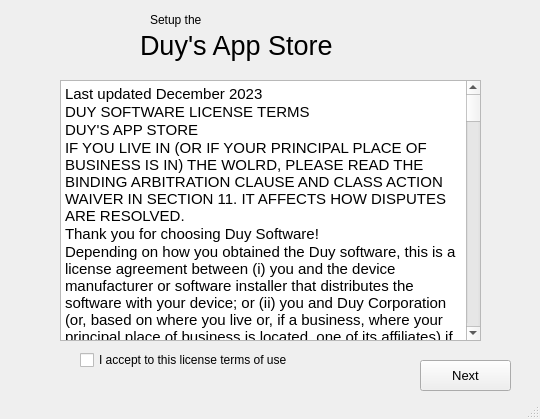
Old version of the form PTI/SPCK/GUI/Setup2.ui in the repository GreenSystemDuy08/TL-C4K-PTI01.
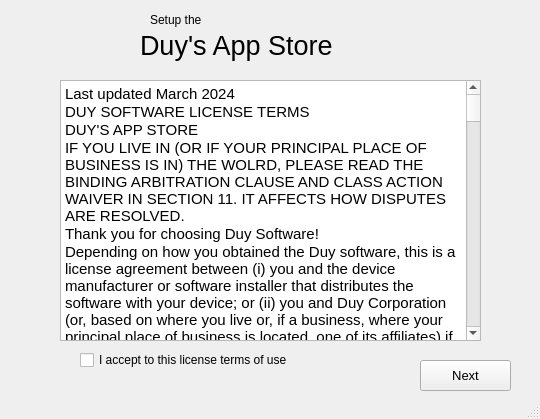
New version of the form. Icons and pictures are not drawn.

```diff
--- a/PTI/SPCK/GUI/Setup2.ui
+++ b/PTI/SPCK/GUI/Setup2.ui
@@ -36,7 +36,7 @@
 &lt;html&gt;&lt;head&gt;&lt;meta name=&quot;qrichtext&quot; content=&quot;1&quot; /&gt;&lt;style type=&quot;text/css&quot;&gt;
 p, li { white-space: pre-wrap; }
 &lt;/style&gt;&lt;/head&gt;&lt;body style=&quot; font-family:'MS Shell Dlg 2'; font-size:10pt; font-weight:400; font-style:normal;&quot;&gt;
-&lt;p style=&quot; margin-top:0px; margin-bottom:0px; margin-left:0px; margin-right:0px; -qt-block-indent:0; text-indent:0px;&quot;&gt;&lt;span style=&quot; font-size:11pt;&quot;&gt;Last updated December 2023&lt;/span&gt;&lt;/p&gt;
+&lt;p style=&quot; margin-top:0px; margin-bottom:0px; margin-left:0px; margin-right:0px; -qt-block-indent:0; text-indent:0px;&quot;&gt;&lt;span style=&quot; font-size:11pt;&quot;&gt;Last updated March 2024&lt;/span&gt;&lt;/p&gt;
 &lt;p style=&quot; margin-top:0px; margin-bottom:0px; margin-left:0px; margin-right:0px; -qt-block-indent:0; text-indent:0px;&quot;&gt;&lt;span style=&quot; font-size:11pt;&quot;&gt;DUY SOFTWARE LICENSE TERMS&lt;/span&gt;&lt;/p&gt;
 &lt;p style=&quot; margin-top:0px; margin-bottom:0px; margin-left:0px; margin-right:0px; -qt-block-indent:0; text-indent:0px;&quot;&gt;&lt;span style=&quot; font-size:11pt;&quot;&gt;DUY'S APP STORE&lt;/span&gt;&lt;/p&gt;
 &lt;p style=&quot; margin-top:0px; margin-bottom:0px; margin-left:0px; margin-right:0px; -qt-block-indent:0; text-indent:0px;&quot;&gt;&lt;span style=&quot; font-size:11pt;&quot;&gt;IF YOU LIVE IN (OR IF YOUR PRINCIPAL PLACE OF BUSINESS IS IN) THE WOLRD, PLEASE READ THE BINDING ARBITRATION CLAUSE AND CLASS ACTION WAIVER IN SECTION 11. IT AFFECTS HOW DISPUTES ARE RESOLVED.&lt;/span&gt;&lt;/p&gt;
@@ -179,8 +179,8 @@
    <widget class="QLabel" name="label_9">
     <property name="geometry">
      <rect>
-      <x>390</x>
-      <y>20</y>
+      <x>380</x>
+      <y>10</y>
       <width>51</width>
       <height>51</height>
      </rect>
@@ -218,7 +218,7 @@
      <rect>
       <x>150</x>
       <y>10</y>
-      <width>71</width>
+      <width>81</width>
       <height>20</height>
      </rect>
     </property>
```
Left out of the diff: 4 changed lines with no effect on the pictures.
